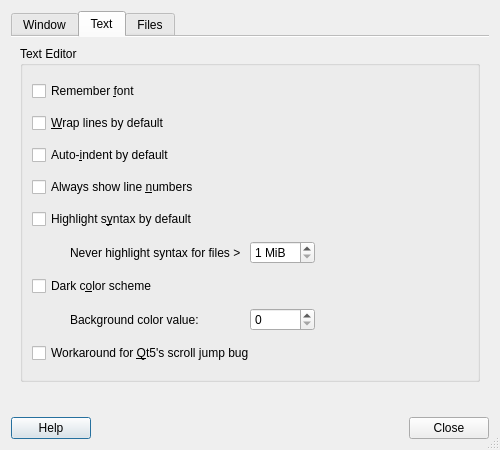
Before: the Qt Designer form featherpad/predDialog.ui in vecnathewhisperd0/FeatherPad, drawn with Qt 5.
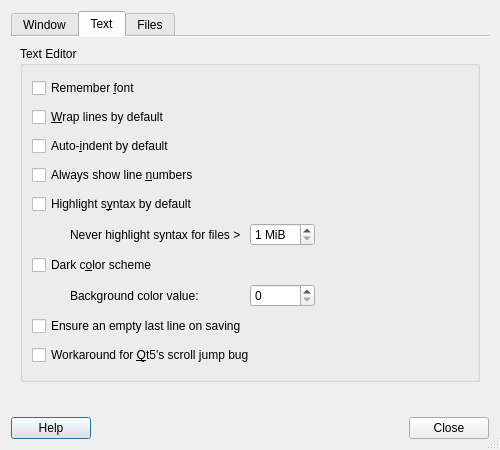
After: the same form once the commit is applied. The open tabs and pages were chosen to show the change. Icons and pictures are not drawn.

Commit message:
An option to ensure an empty last line
The default will append an empty line on saving if the last line isn't empty.

```diff
--- a/featherpad/predDialog.ui
+++ b/featherpad/predDialog.ui
@@ -361,6 +361,17 @@
            </widget>
           </item>
           <item row="8" column="0" colspan="3">
+           <widget class="QCheckBox" name="lastLineBox">
+            <property name="toolTip">
+             <string>Some text editors cannot open a document
+whose last line is not empty.</string>
+            </property>
+            <property name="text">
+             <string>Ensure an empty last line on saving</string>
+            </property>
+           </widget>
+          </item>
+          <item row="9" column="0" colspan="3">
            <widget class="QCheckBox" name="scrollBox">
             <property name="toolTip">
              <string>This is not a complete fix but
```
The commit also changes 9 other files.
